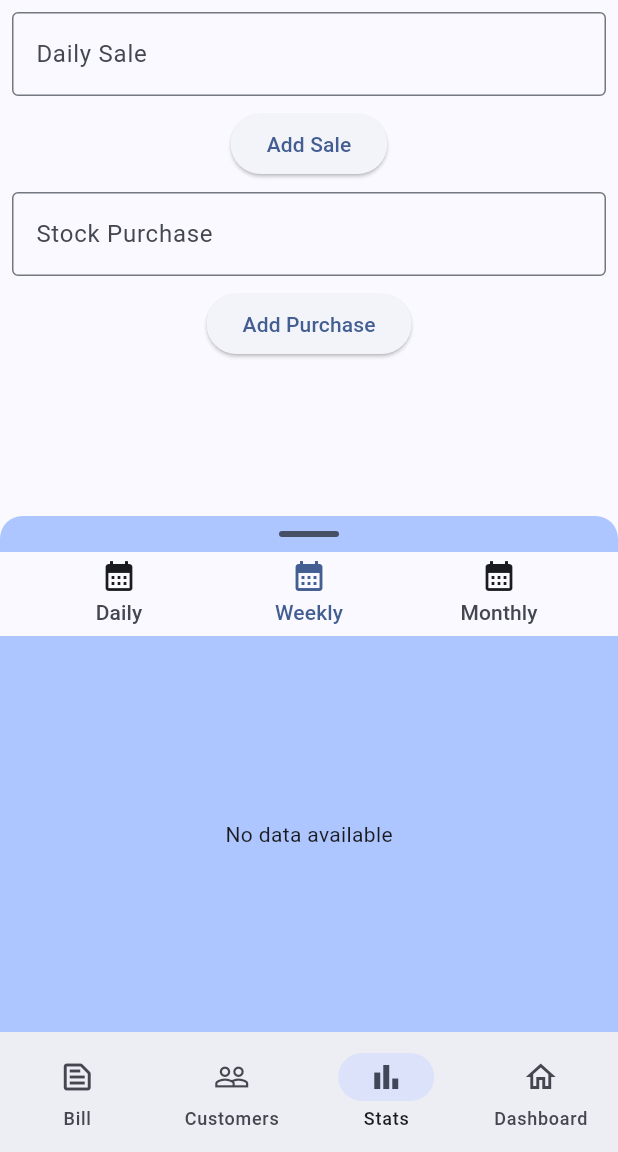
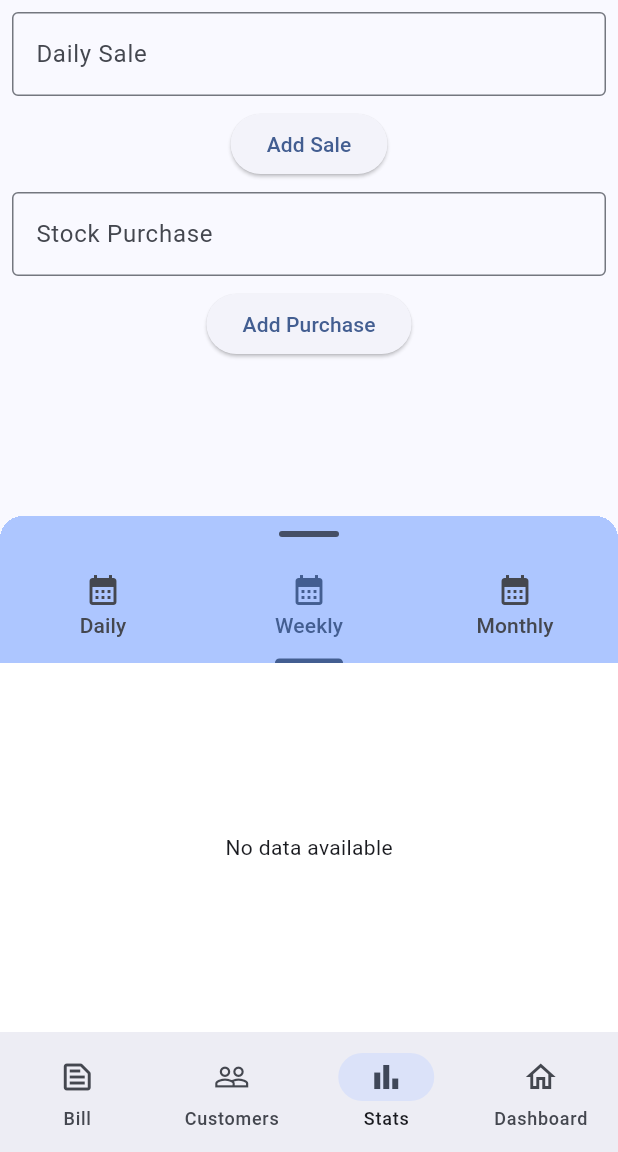
Before and after one commit to Kill11007/ridhaan_fashions, a Flutter app: the screen it shows after launch, item 3 of the bottom bar chosen, on a phone screen of 412 x 824 dp, the part 84-1236 px from its top. Run offline on Flutter 3.47's test engine with Material 3 defaults, Android fonts, the light colour scheme and no system bars; our stand-ins replace pdf, permission_handler, sqflite; missing offline and left inert: whatsapp; accounts and stored records are empty.

Commit message:
Stats - Daily, Weekly, Monthly Total Sales and Purchase Added - Draggable behavior fix

```diff
--- a/lib/daily_stats.dart
+++ b/lib/daily_stats.dart
@@ -116,13 +116,13 @@ class _DailyStatsState extends State<DailyStats> {
             ),
           ],
         ),
-        DraggableScrollableSheet(
-          initialChildSize: 0.5,
+        SizedBox.expand(
+          child: DraggableScrollableSheet(
             builder: (context, scrollController) {
               return Container(
                 clipBehavior: Clip.hardEdge,
                 decoration: BoxDecoration(
-                color: Theme.of(context).colorScheme.inversePrimary,
+                  color: Theme.of(context).colorScheme.onPrimary,
                   borderRadius: const BorderRadius.only(
                     topLeft: Radius.circular(15),
                     topRight: Radius.circular(15),
@@ -131,62 +131,95 @@ class _DailyStatsState extends State<DailyStats> {
                 child: DefaultTabController(
                   initialIndex: 1,
                   length: 3,
-                child: CustomScrollView(
+                  child: SafeArea(
+                    child: Column(
+                      children: [
+                        SingleChildScrollView(
+                          physics: const ClampingScrollPhysics(),
                           controller: scrollController,
-                  slivers: [
-                    SliverToBoxAdapter(
-                      child: Center(
+                          child: Container(
+                            color: Theme.of(context).colorScheme.inversePrimary,
+                            child: Column(
+                              children: [
+                                Center(
                                   child: Container(
                                     decoration: BoxDecoration(
                                       color: Theme.of(context).hintColor,
-                            borderRadius:
-                                const BorderRadius.all(Radius.circular(10)),
+                                      borderRadius: const BorderRadius.all(
+                                          Radius.circular(10)),
                                     ),
                                     height: 4,
                                     width: 40,
-                          margin: const EdgeInsets.symmetric(vertical: 10),
+                                    margin: const EdgeInsets.symmetric(
+                                        vertical: 10),
                                   ),
                                 ),
-                    ),
-                    const SliverAppBar(
-                      title: TabBar(
+                                const TabBar(
                                   dividerHeight: 0.0,
                                   tabs: [
-                          Tab(text: "Daily", icon: Icon(Icons.calendar_month)),
-                          Tab(text: "Weekly", icon: Icon(Icons.calendar_month)),
+                                    Tab(
+                                        text: "Daily",
+                                        icon: Icon(Icons.calendar_month)),
+                                    Tab(
+                                        text: "Weekly",
+                                        icon: Icon(Icons.calendar_month)),
                                     Tab(
                                         text: "Monthly",
                                         icon: Icon(Icons.calendar_month)),
                                   ],
                                 ),
-                      primary: false,
-                      pinned: true,
-                      centerTitle: false,
+                              ],
                             ),
-                    SliverFillRemaining(
+                          ),
+                        ),
+                        Expanded(
                           child: TabBarView(
                             children: [
-                          showDailySales(),
-                          showSales(db.weeklySaleAndPurchase()),
-                          showSales(db.monthlySaleAndPurchase()),
+                              showSales(
+                                  db.dailySaleAndPurchase(), scrollController),
+                              showSales(
+                                  db.weeklySaleAndPurchase(), scrollController),
+                              showSales(db.monthlySaleAndPurchase(),
+                                  scrollController),
                             ],
                           ),
                         ),
                       ],
                     ),
                   ),
+                ),
               );
             },
+          ),
         )
       ],
     );
   }
 
-  Widget showDailySales() {
-    return showSales(db.dailySaleAndPurchase());
+  Widget showDailySales(ScrollController scrollController) {
+    return showSales(db.dailySaleAndPurchase(), scrollController);
   }
 
-  Widget showSales(Future<List<Map<String, dynamic>>> future) {
+  Future<List<Map<String, dynamic>>> dailyRandomSale() {
+    return Future.value([
+      {"period": "2024-08-12", "totalSales": 3000, "totalPurchases": 2000},
+      {"period": "2024-08-13", "totalSales": 3000, "totalPurchases": 2000},
+      {"period": "2024-08-14", "totalSales": 3000, "totalPurchases": 2000},
+      {"period": "2024-08-15", "totalSales": 3000, "totalPurchases": 2000},
+      {"period": "2024-08-16", "totalSales": 3000, "totalPurchases": 2000},
+      {"period": "2024-08-17", "totalSales": 3000, "totalPurchases": 2000},
+      {"period": "2024-08-18", "totalSales": 3000, "totalPurchases": 2000},
+      {"period": "2024-08-19", "totalSales": 3000, "totalPurchases": 2000},
+      {"period": "2024-08-11", "totalSales": 3000, "totalPurchases": 2000},
+      {"period": "2024-08-10", "totalSales": 3000, "totalPurchases": 2000},
+      {"period": "2024-08-09", "totalSales": 3000, "totalPurchases": 2000},
+      {"period": "2024-08-08", "totalSales": 3000, "totalPurchases": 2000},
+      {"period": "2024-08-07", "totalSales": 3000, "totalPurchases": 2000},
+    ]);
+  }
+
+  Widget showSales(Future<List<Map<String, dynamic>>> future,
+      ScrollController scrollController) {
     return FutureBuilder(
       future: future,
       builder: (context, snapshot) {
@@ -202,10 +235,77 @@ class _DailyStatsState extends State<DailyStats> {
         } else {
           // If data is successfully loaded
           return ListView.builder(
+            controller: scrollController,
             itemCount: snapshot.data!.length,
             itemBuilder: (context, index) {
               return getListTile(snapshot.data![index]);
             },
+          );
+        }
+      },
+    );
+  }
+
+  Widget showSalesSliver(Future<List<Map<String, dynamic>>> future,
+      ScrollController scrollController, String tabName) {
+    return FutureBuilder(
+      future: future,
+      builder: (context, snapshot) {
+        if (snapshot.connectionState == ConnectionState.waiting) {
+          // While waiting for the data to load
+          return const Center(child: CircularProgressIndicator());
+        } else if (snapshot.hasError) {
+          // If an error occurs
+          return Center(child: Text('Error: ${snapshot.error}'));
+        } else if (!snapshot.hasData || snapshot.data!.isEmpty) {
+          // If the data is empty
+          return const Center(child: Text('No data available'));
+        } else {
+          // If data is successfully loaded
+          return SafeArea(
+            top: false,
+            bottom: false,
+            child: Builder(
+              // This Builder is needed to provide a BuildContext that is
+              // "inside" the NestedScrollView, so that
+              // sliverOverlapAbsorberHandleFor() can find the
+              // NestedScrollView.
+              builder: (BuildContext context) {
+                return CustomScrollView(
+                  controller: scrollController,
+                  // The "controller" and "primary" members should be left
+                  // unset, so that the NestedScrollView can control this
+                  // inner scroll view.
+                  // If the "controller" property is set, then this scroll
+                  // view will not be associated with the NestedScrollView.
+                  // The PageStorageKey should be unique to this ScrollView;
+                  // it allows the list to remember its scroll position when
+                  // the tab view is not on the screen.
+                  key: PageStorageKey<String>(tabName),
+                  slivers: <Widget>[
+                    /*SliverOverlapInjector(
+                      // This is the flip side of the SliverOverlapAbsorber
+                      // above.
+                      handle: NestedScrollView.sliverOverlapAbsorberHandleFor(
+                          context),
+                    ),*/
+                    SliverPadding(
+                      padding: const EdgeInsets.all(8.0),
+                      // In this example, the inner scroll view has
+                      // fixed-height list items, hence the use of
+                      // SliverFixedExtentList. However, one could use any
+                      // sliver widget here, e.g. SliverList or SliverGrid.
+                      sliver: SliverList.builder(
+                        itemCount: snapshot.data!.length,
+                        itemBuilder: (context, index) {
+                          return getListTile(snapshot.data![index]);
+                        },
+                      ),
+                    ),
+                  ],
+                );
+              },
+            ),
           );
         }
       },
```
Lines whose indentation alone changed are shown as unchanged.
